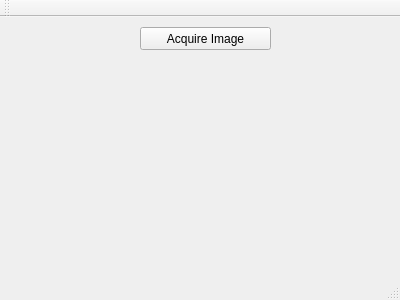
The window that RGB_NIR_Depth_capture/rgbnird_mainwindow.ui (yudanaz/masterthesis) describes before a commit, drawn with Qt 5.
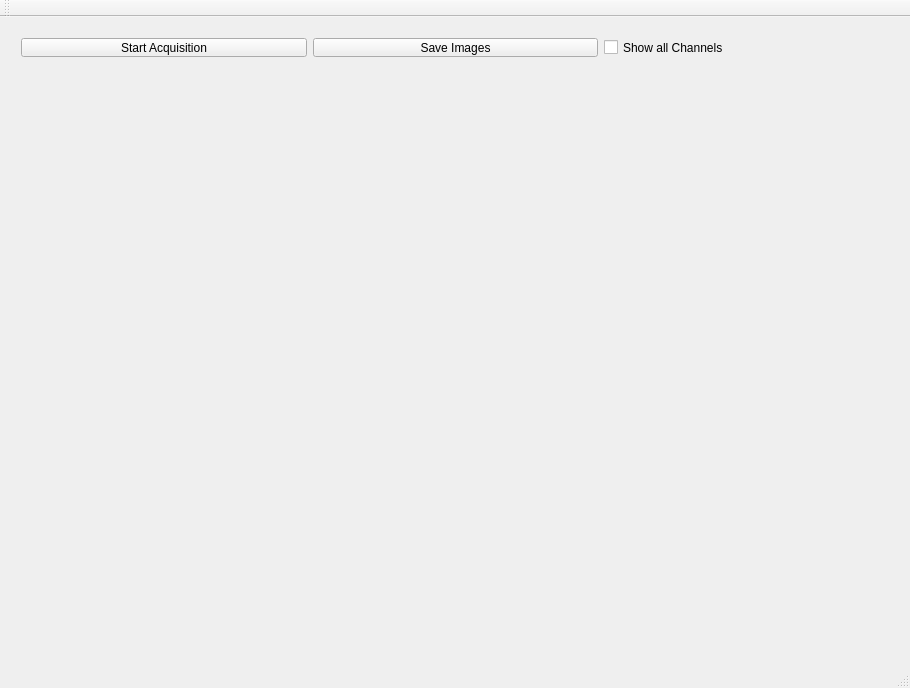
The same window after the commit.

Commit message: Image acq. in thread ausgelagert - OK. Thread stoppen funkt noch nicht. Save Images läuft.

```diff
--- a/RGB_NIR_Depth_capture/rgbnird_mainwindow.ui
+++ b/RGB_NIR_Depth_capture/rgbnird_mainwindow.ui
@@ -6,26 +6,46 @@
    <rect>
     <x>0</x>
     <y>0</y>
-    <width>400</width>
-    <height>300</height>
+    <width>910</width>
+    <height>688</height>
    </rect>
   </property>
   <property name="windowTitle">
    <string>RGBNIRD_MainWindow</string>
   </property>
   <widget class="QWidget" name="centralWidget">
-   <widget class="QPushButton" name="btn_acquireImage">
+   <widget class="QWidget" name="horizontalLayoutWidget">
     <property name="geometry">
      <rect>
-      <x>140</x>
+      <x>10</x>
       <y>10</y>
-      <width>131</width>
-      <height>23</height>
+      <width>891</width>
+      <height>41</height>
      </rect>
     </property>
-    <property name="text">
-     <string>Acquire Image</string>
-    </property>
+    <layout class="QHBoxLayout" name="horizontalLayout">
+     <item>
+      <widget class="QPushButton" name="btn_startAcquisition">
+       <property name="text">
+        <string>Start Acquisition</string>
+       </property>
+      </widget>
+     </item>
+     <item>
+      <widget class="QPushButton" name="btn_saveImgs">
+       <property name="text">
+        <string>Save Images</string>
+       </property>
+      </widget>
+     </item>
+     <item>
+      <widget class="QCheckBox" name="checkBox_showAllChannels">
+       <property name="text">
+        <string>Show all Channels</string>
+       </property>
+      </widget>
+     </item>
+    </layout>
    </widget>
   </widget>
   <widget class="QMenuBar" name="menuBar">
```
Left out of the diff: 2 changed lines with no effect on the pictures. The commit also changes 10 other files.
